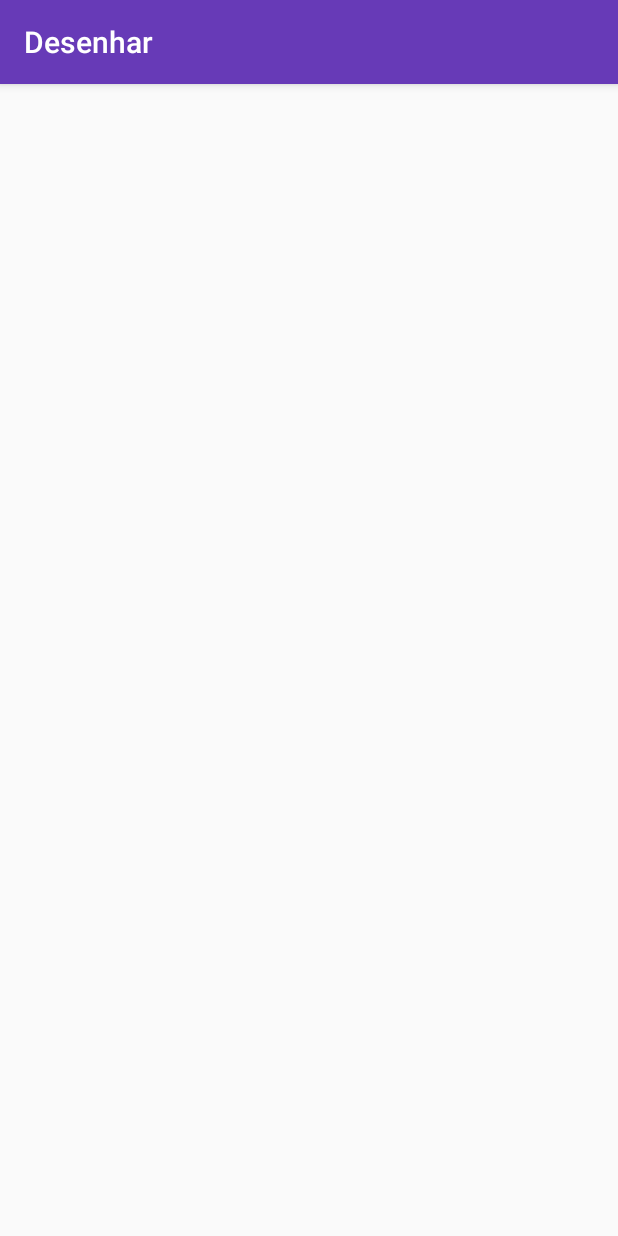
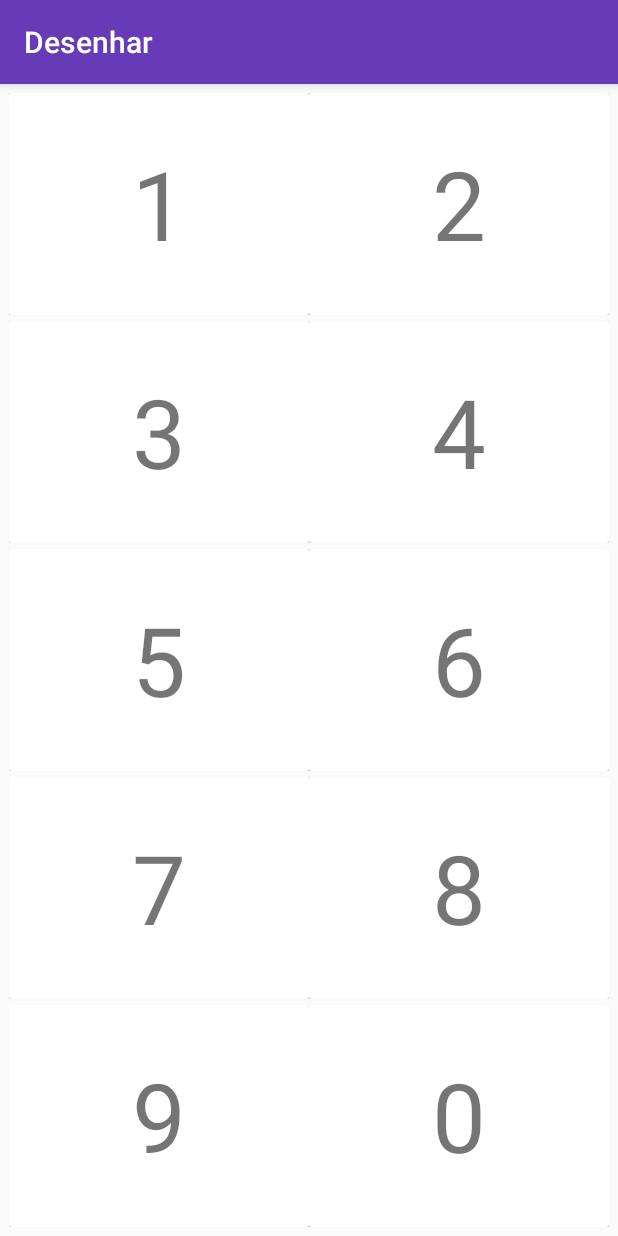
Before and after one commit to TiagoLeite/DrawText, an Android app: the screen it shows after launch (LetterActivity before the commit, NumberMainActivity after it), after a tap on "Letras", on a phone screen of 412 x 824 dp. Run offline under Robolectric (Android 15) with nearby library versions, the phone set to English and light mode, and no system bars.

Commit message:
number cards before draw screen

```diff
--- a/app/src/main/AndroidManifest.xml
+++ b/app/src/main/AndroidManifest.xml
@@ -20,6 +20,8 @@
         </activity>
         <activity android:name=".NumberActivity">
         </activity>
+        <activity android:name=".NumberMainActivity">
+        </activity>
         <activity android:name=".LetterActivity">
         </activity>
     </application>
--- a/app/src/main/java/com/minhavida/drawtext/CanvasView.java
+++ b/app/src/main/java/com/minhavida/drawtext/CanvasView.java
@@ -549,31 +549,26 @@ public class CanvasView extends View
         }
         else //TODO debug this
         {
-            final PathMeasure pm;
-            pm = new PathMeasure(path, false);
-            final ValueAnimator.AnimatorUpdateListener listener =
-                    new ValueAnimator.AnimatorUpdateListener()
-                    {
-                        float point[] = new float[2];
-                        @Override
-                        public void onAnimationUpdate (ValueAnimator animation) {
-                            float val = animation.getAnimatedFraction();
-                            pm.getPosTan(pm.getLength() * val, point, null);
-                            handPointer.setTranslationX(point[0]);
-                            handPointer.setTranslationY(point[1]);
-                        }
-                    };
-            ValueAnimator a = ValueAnimator.ofFloat(0, 0);
-            a.setDuration(5000);
-            a.addUpdateListener(listener);
+            ValueAnimator pathAnimator = ValueAnimator.ofFloat(0.0f, 1.0f);
+            pathAnimator.addUpdateListener(new ValueAnimator.AnimatorUpdateListener() {
+                float[] point = new float[2];
+
+                @Override
+                public void onAnimationUpdate(ValueAnimator animation) {
+                    float val = animation.getAnimatedFraction();
+                    PathMeasure pathMeasure = new PathMeasure(path, true);
+                    pathMeasure.getPosTan(pathMeasure.getLength() * val* 100, point, null);
+                    handPointer.setX(point[0]);
+                    handPointer.setY(point[1]);
+                }
+            });
+
             new Handler().postDelayed(new Runnable() {
                 @Override
                 public void run() {
                     handPointer.setVisibility(View.GONE);
                 }
-            }, 5000);
-            a.start();
-        }
+            }, 5000);}
     }
 
 }
--- a/app/src/main/java/com/minhavida/drawtext/MainActivity.java
+++ b/app/src/main/java/com/minhavida/drawtext/MainActivity.java
@@ -19,7 +19,7 @@ public class MainActivity extends AppCompatActivity {
         cardNumber.setOnClickListener(new View.OnClickListener() {
             @Override
             public void onClick(View v) {
-                startActivity(new Intent(MainActivity.this, NumberActivity.class));
+                startActivity(new Intent(MainActivity.this, NumberMainActivity.class));
                 //finish();
             }
         });
@@ -28,7 +28,7 @@ public class MainActivity extends AppCompatActivity {
         cardLetter.setOnClickListener(new View.OnClickListener() {
             @Override
             public void onClick(View v) {
-                startActivity(new Intent(MainActivity.this, LetterActivity.class));
+                startActivity(new Intent(MainActivity.this, NumberMainActivity.class));
                 //finish();
             }
         });
--- /dev/null
+++ b/app/src/main/java/com/minhavida/drawtext/NumberMainActivity.java
@@ -0,0 +1,14 @@
+package com.minhavida.drawtext;
+
+import android.os.Bundle;
+import android.support.annotation.Nullable;
+import android.support.v7.app.AppCompatActivity;
+
+public class NumberMainActivity extends AppCompatActivity
+{
+    @Override
+    protected void onCreate(@Nullable Bundle savedInstanceState) {
+        super.onCreate(savedInstanceState);
+        setContentView(R.layout.activity_main_number);
+    }
+}
--- a/app/src/main/res/layout/activity_main.xml
+++ b/app/src/main/res/layout/activity_main.xml
@@ -16,8 +16,9 @@
 
         <LinearLayout
             android:layout_width="match_parent"
-            android:layout_height="wrap_content"
-            android:paddingTop="10dp"
+            android:layout_height="match_parent"
+            android:paddingTop="20dp"
+            android:paddingBottom="20dp"
             android:paddingLeft="5dp"
             android:paddingStart="5dp"
             android:paddingRight="5dp"
@@ -26,7 +27,8 @@
 
             <android.support.v7.widget.CardView
                 xmlns:card_view="http://schemas.android.com/apk/res-auto"
-                android:layout_height="150dp"
+                android:layout_height="0dp"
+                android:layout_weight="1"
                 android:layout_width="match_parent"
                 android:id="@+id/card_numbers"
                 android:foreground="?android:attr/selectableItemBackground"
@@ -35,12 +37,12 @@
                 android:background="@drawable/card_bg"
                 card_view:cardCornerRadius="10dp"
                 card_view:cardElevation="5dp"
-                android:layout_margin="10dp">
+                android:layout_margin="30dp">
 
                 <ImageView
                     android:layout_width="match_parent"
                     android:layout_height="match_parent"
-                    android:scaleType="fitXY"
+                    android:scaleType="centerCrop"
                     android:foreground="?android:attr/selectableItemBackground"
                     android:src="@drawable/numbers"/>
 
@@ -60,7 +62,7 @@
                             android:layout_width="wrap_content"
                             android:layout_height="wrap_content"
                             android:gravity="top"
-                            android:textSize="24sp"
+                            android:textSize="32sp"
                             android:textStyle="bold"
                             android:layout_margin="10sp"
                             android:textColor="#343434"
@@ -74,11 +76,12 @@
 
             <android.support.v7.widget.CardView
                 xmlns:card_view="http://schemas.android.com/apk/res-auto"
-                android:layout_height="150dp"
+                android:layout_height="0dp"
+                android:layout_weight="1"
                 android:layout_width="match_parent"
                 android:id="@+id/card_letter"
                 card_view:cardElevation="4dp"
-                android:layout_margin="10dp"
+                android:layout_margin="30dp"
                 android:background="@drawable/card_bg"
                 android:foreground="?android:attr/selectableItemBackground"
                 android:clickable="true"
@@ -88,7 +91,7 @@
                 <ImageView
                     android:layout_width="match_parent"
                     android:layout_height="match_parent"
-                    android:scaleType="fitXY"
+                    android:scaleType="centerCrop"
                     android:foreground="?android:attr/selectableItemBackground"
                     android:src="@drawable/letters"/>
 
@@ -108,7 +111,7 @@
                             android:layout_width="wrap_content"
                             android:layout_height="wrap_content"
                             android:gravity="top"
-                            android:textSize="24sp"
+                            android:textSize="32sp"
                             android:textStyle="bold"
                             android:layout_margin="10sp"
                             android:textColor="#343434"
--- /dev/null
+++ b/app/src/main/res/layout/activity_main_number.xml
@@ -0,0 +1,239 @@
+<?xml version="1.0" encoding="utf-8"?>
+<LinearLayout xmlns:android="http://schemas.android.com/apk/res/android"
+    android:orientation="vertical" android:layout_width="match_parent"
+    android:layout_height="match_parent">
+
+    <LinearLayout
+        android:layout_width="match_parent"
+        android:layout_height="match_parent"
+        android:layout_gravity="center"
+        android:layout_margin="4dp"
+        android:orientation="vertical">
+
+        <LinearLayout
+            android:layout_width="match_parent"
+            android:orientation="horizontal"
+            android:layout_gravity="center"
+            android:gravity="center"
+            android:layout_margin="2dp"
+            android:layout_weight="1"
+            android:layout_height="0dp">
+
+            <android.support.v7.widget.CardView
+                android:layout_width="0dp"
+                android:layout_weight="1"
+                android:layout_gravity="center"
+                android:layout_height="match_parent">
+
+                <TextView
+                    android:layout_width="wrap_content"
+                    android:layout_height="wrap_content"
+                    android:text="1"
+                    android:id="@+id/number_1"
+                    android:layout_gravity="center"
+                    android:textSize="64dp"/>
+
+            </android.support.v7.widget.CardView>
+
+            <android.support.v7.widget.CardView
+                android:layout_width="0dp"
+                android:layout_weight="1"
+                android:layout_gravity="center"
+                android:layout_height="match_parent">
+
+                <TextView
+                    android:layout_width="wrap_content"
+                    android:layout_height="wrap_content"
+                    android:gravity="center"
+                    android:layout_gravity="center"
+                    android:text="2"
+                    android:id="@+id/number_2"
+                    android:textSize="64dp"/>
+
+            </android.support.v7.widget.CardView>
+
+
+        </LinearLayout>
+
+        <LinearLayout
+            android:layout_width="match_parent"
+            android:orientation="horizontal"
+            android:layout_gravity="center"
+            android:gravity="center"
+            android:layout_margin="2dp"
+            android:layout_weight="1"
+            android:layout_height="0dp">
+
+            <android.support.v7.widget.CardView
+                android:layout_width="0dp"
+                android:layout_weight="1"
+                android:layout_gravity="center"
+                android:layout_height="match_parent">
+
+                <TextView
+                    android:layout_width="wrap_content"
+                    android:layout_height="wrap_content"
+                    android:text="3"
+                    android:id="@+id/number_3"
+                    android:layout_gravity="center"
+                    android:textSize="64dp"/>
+
+            </android.support.v7.widget.CardView>
+
+            <android.support.v7.widget.CardView
+                android:layout_width="0dp"
+                android:layout_weight="1"
+                android:layout_gravity="center"
+                android:layout_height="match_parent">
+
+                <TextView
+                    android:layout_width="wrap_content"
+                    android:layout_height="wrap_content"
+                    android:gravity="center"
+                    android:layout_gravity="center"
+                    android:text="4"
+                    android:id="@+id/number_4"
+                    android:textSize="64dp"/>
+
+            </android.support.v7.widget.CardView>
+
+
+        </LinearLayout>
+
+        <LinearLayout
+            android:layout_width="match_parent"
+            android:orientation="horizontal"
+            android:layout_gravity="center"
+            android:gravity="center"
+            android:layout_weight="1"
+            android:layout_margin="2dp"
+            android:layout_height="0dp">
+
+            <android.support.v7.widget.CardView
+                android:layout_width="0dp"
+                android:layout_weight="1"
+                android:layout_gravity="center"
+                android:layout_height="match_parent">
+
+                <TextView
+                    android:layout_width="wrap_content"
+                    android:layout_height="wrap_content"
+                    android:text="5"
+                    android:id="@+id/number_5"
+                    android:layout_gravity="center"
+                    android:textSize="64dp"/>
+
+            </android.support.v7.widget.CardView>
+
+            <android.support.v7.widget.CardView
+                android:layout_width="0dp"
+                android:layout_weight="1"
+                android:layout_gravity="center"
+                android:layout_height="match_parent">
+
+                <TextView
+                    android:layout_width="wrap_content"
+                    android:layout_height="wrap_content"
+                    android:gravity="center"
+                    android:layout_gravity="center"
+                    android:text="6"
+                    android:id="@+id/number_6"
+                    android:textSize="64dp"/>
+
+            </android.support.v7.widget.CardView>
+
+
+        </LinearLayout>
+
+        <LinearLayout
+            android:layout_width="match_parent"
+            android:orientation="horizontal"
+            android:layout_gravity="center"
+            android:layout_margin="2dp"
+            android:gravity="center"
+            android:layout_weight="1"
+            android:layout_height="0dp">
+
+            <android.support.v7.widget.CardView
+                android:layout_width="0dp"
+                android:layout_weight="1"
+                android:layout_gravity="center"
+                android:layout_height="match_parent">
+
+                <TextView
+                    android:layout_width="wrap_content"
+                    android:layout_height="wrap_content"
+                    android:text="7"
+                    android:id="@+id/number_7"
+                    android:layout_gravity="center"
+                    android:textSize="64dp"/>
+
+            </android.support.v7.widget.CardView>
+
+            <android.support.v7.widget.CardView
+                android:layout_width="0dp"
+                android:layout_weight="1"
+                android:layout_gravity="center"
+                android:layout_height="match_parent">
+
+                <TextView
+                    android:layout_width="wrap_content"
+                    android:layout_height="wrap_content"
+                    android:gravity="center"
+                    android:layout_gravity="center"
+                    android:text="8"
+                    android:id="@+id/number_8"
+                    android:textSize="64dp"/>
+
+            </android.support.v7.widget.CardView>
+
+
+        </LinearLayout>
+
+        <LinearLayout
+            android:layout_width="match_parent"
+            android:orientation="horizontal"
+            android:layout_gravity="center"
+            android:gravity="center"
+            android:layout_margin="2dp"
+            android:layout_weight="1"
+            android:layout_height="0dp">
+
+            <android.support.v7.widget.CardView
+                android:layout_width="0dp"
+                android:layout_weight="1"
+                android:layout_gravity="center"
+                android:layout_height="match_parent">
+
+                <TextView
+                    android:layout_width="wrap_content"
+                    android:layout_height="wrap_content"
+                    android:text="9"
+                    android:id="@+id/number_9"
+                    android:layout_gravity="center"
+                    android:textSize="64dp"/>
+
+            </android.support.v7.widget.CardView>
+
+            <android.support.v7.widget.CardView
+                android:layout_width="0dp"
+                android:layout_weight="1"
+                android:layout_gravity="center"
+                android:layout_height="match_parent">
+
+                <TextView
+                    android:layout_width="wrap_content"
+                    android:layout_height="wrap_content"
+                    android:gravity="center"
+                    android:layout_gravity="center"
+                    android:text="0"
+                    android:id="@+id/number_0"
+                    android:textSize="64dp"/>
+
+            </android.support.v7.widget.CardView>
+
+        </LinearLayout>
+
+    </LinearLayout>
+
+</LinearLayout>
```
